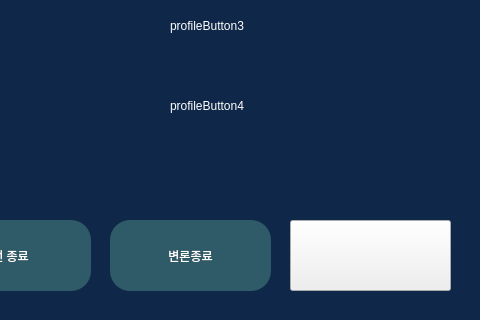
Before: the Qt Designer form core/ui/qt_designer/lawyerWindow.ui in Apex-LogiCourt/pi5-local-app, drawn with Qt 5; both pictures show x 800 to 1280 and y 400 to 720 of the 1280 by 720 pixel window.
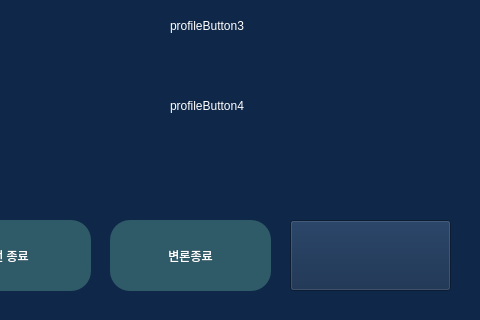
After: the same form once the commit is applied. Icons and pictures are not drawn.

Diff of the .ui file:
```diff
--- a/core/ui/qt_designer/lawyerWindow.ui
+++ b/core/ui/qt_designer/lawyerWindow.ui
@@ -1,7 +1,7 @@
 <?xml version="1.0" encoding="UTF-8"?>
 <ui version="4.0">
  <class>lawyerWindow</class>
- <widget class="QDialog" name="lawyerWindow">
+ <widget class="QWidget" name="lawyerWindow">
   <property name="geometry">
    <rect>
     <x>0</x>
@@ -14,7 +14,7 @@
    <string>LogiCourt_AI</string>
   </property>
   <property name="styleSheet">
-   <string notr="true">QDialog{
+   <string notr="true">QWidget{
 	background-color: rgb(15, 39, 72);
 }</string>
   </property>
```
